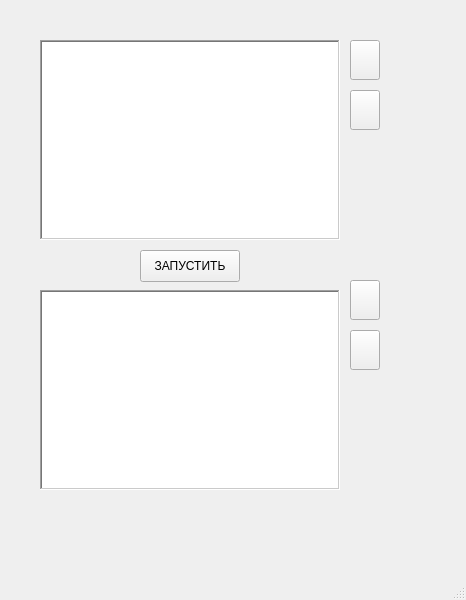
Above: qt/mainwindow.ui from sergek1/compiler_printf before the change. Below: the same form after it.
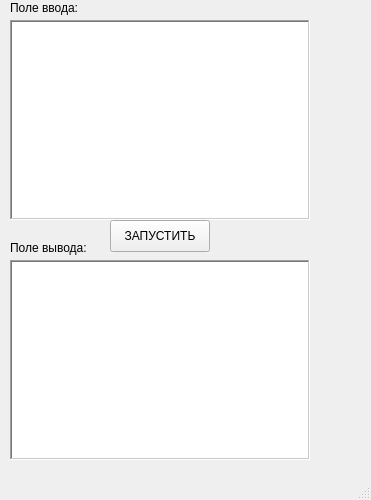
That is the form after the change.

```diff
--- a/qt/mainwindow.ui
+++ b/qt/mainwindow.ui
@@ -6,19 +6,30 @@
    <rect>
     <x>0</x>
     <y>0</y>
-    <width>466</width>
-    <height>600</height>
+    <width>371</width>
+    <height>500</height>
    </rect>
   </property>
+  <property name="maximumSize">
+   <size>
+    <width>16777215</width>
+    <height>500</height>
+   </size>
+  </property>
   <property name="windowTitle">
    <string>MainWindow</string>
   </property>
+  <property name="styleSheet">
+   <string notr="true">
+hover{
+color: red;}</string>
+  </property>
   <widget class="QWidget" name="centralwidget">
    <widget class="QTextEdit" name="field_input">
     <property name="geometry">
      <rect>
-      <x>40</x>
-      <y>40</y>
+      <x>10</x>
+      <y>20</y>
       <width>300</width>
       <height>200</height>
      </rect>
@@ -36,8 +47,8 @@
    <widget class="QPushButton" name="button_run">
     <property name="geometry">
      <rect>
-      <x>140</x>
-      <y>250</y>
+      <x>110</x>
+      <y>220</y>
       <width>100</width>
       <height>32</height>
      </rect>
@@ -49,8 +60,8 @@
    <widget class="QTextBrowser" name="field_output">
     <property name="geometry">
      <rect>
-      <x>40</x>
-      <y>290</y>
+      <x>10</x>
+      <y>260</y>
       <width>300</width>
       <height>200</height>
      </rect>
@@ -62,8 +73,8 @@
    <widget class="QPushButton" name="save">
     <property name="geometry">
      <rect>
-      <x>350</x>
-      <y>280</y>
+      <x>310</x>
+      <y>260</y>
       <width>30</width>
       <height>40</height>
      </rect>
@@ -75,7 +86,8 @@
      <number>5</number>
     </property>
     <property name="styleSheet">
-     <string notr="true"/>
+     <string notr="true">QPushButton {border: 2px  gray;}
+QPushButton::hover{ background-color: #8399ff;}</string>
     </property>
     <property name="inputMethodHints">
      <set>Qt::ImhNone</set>
@@ -87,12 +99,16 @@
    <widget class="QPushButton" name="save_input">
     <property name="geometry">
      <rect>
-      <x>350</x>
-      <y>40</y>
+      <x>310</x>
+      <y>140</y>
       <width>30</width>
       <height>40</height>
      </rect>
     </property>
+    <property name="styleSheet">
+     <string notr="true">QPushButton {border: 2px  gray;}
+QPushButton::hover{ background-color: #8399ff;}</string>
+    </property>
     <property name="text">
      <string/>
     </property>
@@ -100,12 +116,16 @@
    <widget class="QPushButton" name="copy_input">
     <property name="geometry">
      <rect>
-      <x>350</x>
-      <y>90</y>
+      <x>310</x>
+      <y>180</y>
       <width>30</width>
       <height>40</height>
      </rect>
     </property>
+    <property name="styleSheet">
+     <string notr="true">QPushButton {border: 2px  gray;}
+QPushButton::hover{ background-color: #8399ff;}</string>
+    </property>
     <property name="text">
      <string/>
     </property>
@@ -113,16 +133,115 @@
    <widget class="QPushButton" name="copy_output">
     <property name="geometry">
      <rect>
-      <x>350</x>
-      <y>330</y>
+      <x>310</x>
+      <y>300</y>
       <width>30</width>
       <height>40</height>
      </rect>
     </property>
+    <property name="styleSheet">
+     <string notr="true">QPushButton {border: 2px  gray;}
+QPushButton::hover{ background-color: #8399ff;}
+</string>
+    </property>
     <property name="text">
      <string/>
     </property>
    </widget>
+   <widget class="QPushButton" name="input_from_file">
+    <property name="geometry">
+     <rect>
+      <x>310</x>
+      <y>20</y>
+      <width>30</width>
+      <height>40</height>
+     </rect>
+    </property>
+    <property name="styleSheet">
+     <string notr="true">QPushButton {border: 2px  gray;}
+QPushButton::hover{ background-color: #8399ff;}</string>
+    </property>
+    <property name="text">
+     <string/>
+    </property>
+   </widget>
+   <widget class="QPushButton" name="info">
+    <property name="geometry">
+     <rect>
+      <x>340</x>
+      <y>-10</y>
+      <width>30</width>
+      <height>40</height>
+     </rect>
+    </property>
+    <property name="styleSheet">
+     <string notr="true">QPushButton {border: 2px  gray;}
+QPushButton::hover{ background-color: #8399ff;}</string>
+    </property>
+    <property name="text">
+     <string/>
+    </property>
+   </widget>
+   <widget class="QPushButton" name="save_all">
+    <property name="geometry">
+     <rect>
+      <x>310</x>
+      <y>60</y>
+      <width>30</width>
+      <height>40</height>
+     </rect>
+    </property>
+    <property name="styleSheet">
+     <string notr="true">QPushButton {border: 2px  gray;}
+QPushButton::hover{ background-color: #8399ff;}</string>
+    </property>
+    <property name="text">
+     <string/>
+    </property>
+   </widget>
+   <widget class="QPushButton" name="clear">
+    <property name="geometry">
+     <rect>
+      <x>310</x>
+      <y>100</y>
+      <width>30</width>
+      <height>40</height>
+     </rect>
+    </property>
+    <property name="styleSheet">
+     <string notr="true">QPushButton {border: 2px  gray;}
+QPushButton::hover{ background-color: #8399ff;}</string>
+    </property>
+    <property name="text">
+     <string/>
+    </property>
+   </widget>
+   <widget class="QLabel" name="label">
+    <property name="geometry">
+     <rect>
+      <x>10</x>
+      <y>0</y>
+      <width>81</width>
+      <height>16</height>
+     </rect>
+    </property>
+    <property name="text">
+     <string>Поле ввода:</string>
+    </property>
+   </widget>
+   <widget class="QLabel" name="label_2">
+    <property name="geometry">
+     <rect>
+      <x>10</x>
+      <y>240</y>
+      <width>91</width>
+      <height>16</height>
+     </rect>
+    </property>
+    <property name="text">
+     <string>Поле вывода:</string>
+    </property>
+   </widget>
   </widget>
   <widget class="QMenuBar" name="menubar">
    <property name="geometry">
```
Left out of the diff: 71 changed lines with no effect on the pictures.
